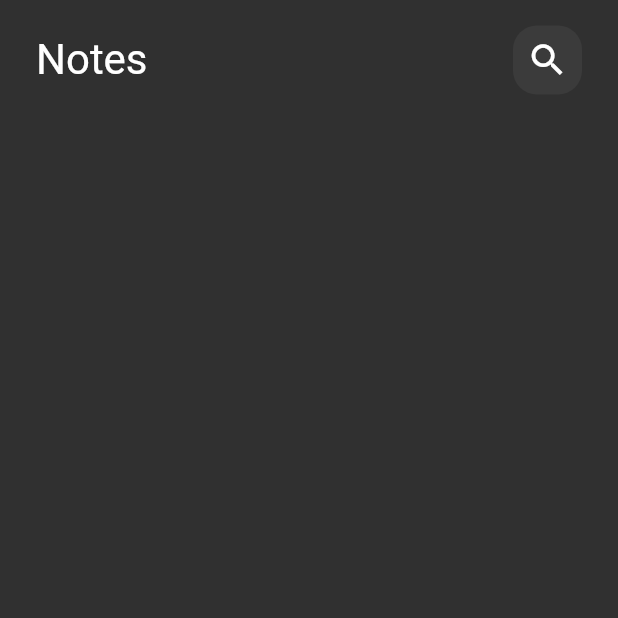
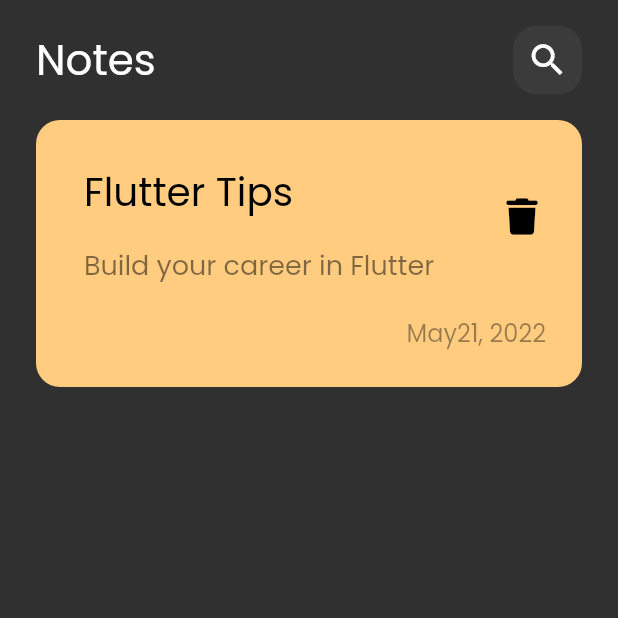
Before and after one commit to david-hatem/notes_app, a Flutter app: the screen it shows after launch, on a phone screen of 412 x 824 dp, the top half of it. Run offline on Flutter 3.47's test engine with Material 2 defaults, Android fonts, the phone set to English and light mode, and no system bars; our stand-ins replace font_awesome_flutter.

Commit message:
create custom note item

```diff
--- a/lib/main.dart
+++ b/lib/main.dart
@@ -12,7 +12,10 @@ class NotesApp extends StatelessWidget {
   Widget build(BuildContext context) {
     return MaterialApp(
       debugShowCheckedModeBanner: false,
-      theme: ThemeData(brightness: Brightness.dark),
+      theme: ThemeData(
+        brightness: Brightness.dark,
+        fontFamily: 'Poppins',
+      ),
       home: const NotesView(),
     );
   }
--- /dev/null
+++ b/lib/views/widgets/custom_note_item.dart
@@ -0,0 +1,68 @@
+import 'package:flutter/material.dart';
+import 'package:font_awesome_flutter/font_awesome_flutter.dart';
+
+class NoteItem extends StatelessWidget {
+  const NoteItem({super.key});
+
+  @override
+  Widget build(BuildContext context) {
+    return Container(
+      padding: const EdgeInsets.only(
+        top: 24,
+        bottom: 24,
+        left: 16,
+      ),
+      decoration: BoxDecoration(
+        color: const Color(0xffFFCC80),
+        borderRadius: BorderRadius.circular(
+          16,
+        ),
+      ),
+      child: Column(
+        crossAxisAlignment: CrossAxisAlignment.end,
+        children: [
+          ListTile(
+            title: const Text(
+              "Flutter Tips",
+              style: TextStyle(
+                color: Colors.black,
+                fontSize: 26,
+              ),
+            ),
+            subtitle: Padding(
+              padding: const EdgeInsets.only(
+                top: 16,
+                bottom: 16,
+              ),
+              child: Text(
+                "Build your career in Flutter",
+                style: TextStyle(
+                  color: Colors.black.withOpacity(0.5),
+                  fontSize: 18,
+                ),
+              ),
+            ),
+            trailing: IconButton(
+              onPressed: () {},
+              icon: const Icon(
+                FontAwesomeIcons.trash,
+                color: Colors.black,
+                size: 24,
+              ),
+            ),
+          ),
+          Padding(
+            padding: const EdgeInsets.only(right: 24),
+            child: Text(
+              "May21, 2022",
+              style: TextStyle(
+                color: Colors.black.withOpacity(0.4),
+                fontSize: 16,
+              ),
+            ),
+          ),
+        ],
+      ),
+    );
+  }
+}
--- a/lib/views/widgets/notes_view_body.dart
+++ b/lib/views/widgets/notes_view_body.dart
@@ -1,5 +1,6 @@
 import 'package:flutter/material.dart';
 import 'package:notes_app/views/widgets/custom_app_bar.dart';
+import 'package:notes_app/views/widgets/custom_note_item.dart';
 
 class NotesViewBody extends StatelessWidget {
   const NotesViewBody({super.key});
@@ -13,6 +14,7 @@ class NotesViewBody extends StatelessWidget {
       child: Column(
         children: const [
           CustomAppBar(),
+          NoteItem(),
         ],
       ),
     );
```
Also changed, not shown: pubspec.yaml (+10 -26 lines), assets/fonts/Poppins-Regular.ttf (added), pubspec.lock.
